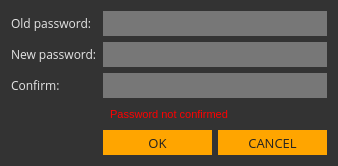
Before: the Qt Designer form src/gui/ui/changepassworddialog.ui in ConcealNetwork/conceal-desktop, drawn with Qt 5.
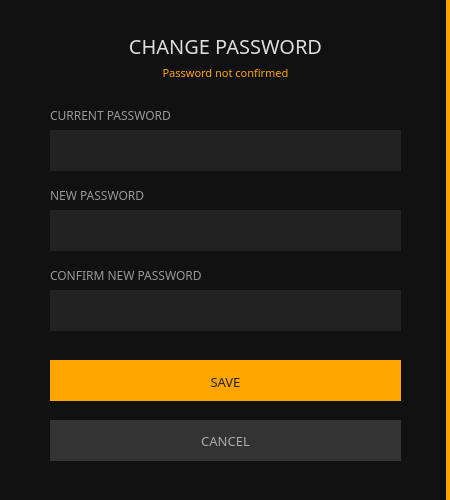
After: the same form once the commit is applied.

```diff
--- a/src/gui/ui/changepassworddialog.ui
+++ b/src/gui/ui/changepassworddialog.ui
@@ -6,8 +6,8 @@
    <rect>
     <x>0</x>
     <y>0</y>
-    <width>338</width>
-    <height>166</height>
+    <width>450</width>
+    <height>500</height>
    </rect>
   </property>
   <property name="sizePolicy">
@@ -24,85 +24,69 @@
   </property>
   <property name="maximumSize">
    <size>
-    <width>338</width>
-    <height>16777215</height>
+    <width>450</width>
+    <height>550</height>
    </size>
   </property>
   <property name="windowTitle">
    <string>Change password</string>
   </property>
   <property name="styleSheet">
-   <string notr="true">color: #e5e5e5;
-background-color: #333;</string>
+   <string notr="true">background-color: #111; color: #aaa; border: 0px;</string>
   </property>
   <layout class="QGridLayout" name="gridLayout">
-   <item row="4" column="1">
-    <widget class="QPushButton" name="m_okButton">
-     <property name="enabled">
-      <bool>false</bool>
-     </property>
-     <property name="minimumSize">
-      <size>
-       <width>0</width>
-       <height>25</height>
-      </size>
-     </property>
-     <property name="font">
-      <font>
-       <family>Open Sans</family>
-       <pointsize>10</pointsize>
-      </font>
-     </property>
-     <property name="styleSheet">
-      <string notr="true">color: #222; border-radius: 0px; border: 0px solid; background-color: orange;</string>
-     </property>
-     <property name="text">
-      <string>OK</string>
-     </property>
-     <property name="default">
-      <bool>true</bool>
-     </property>
-    </widget>
-   </item>
-   <item row="2" column="1" colspan="2">
-    <widget class="QLineEdit" name="m_newPasswordConfirmationEdit">
-     <property name="minimumSize">
-      <size>
-       <width>0</width>
-       <height>25</height>
-      </size>
-     </property>
-     <property name="font">
-      <font>
-       <family>Open Sans</family>
-       <pointsize>9</pointsize>
-      </font>
-     </property>
+   <property name="leftMargin">
+    <number>0</number>
+   </property>
+   <property name="topMargin">
+    <number>0</number>
+   </property>
+   <property name="rightMargin">
+    <number>0</number>
+   </property>
+   <property name="bottomMargin">
+    <number>0</number>
+   </property>
+   <item row="0" column="0" colspan="2">
+    <widget class="QGroupBox" name="groupBox">
      <property name="styleSheet">
-      <string notr="true">color: #e5e5e5;
-background-color: #777;
-border: 0px;</string>
+      <string notr="true">background-color: #111; border-right: 4px solid orange;</string>
      </property>
-     <property name="echoMode">
-      <enum>QLineEdit::Password</enum>
+     <property name="title">
+      <string/>
      </property>
-    </widget>
-   </item>
-   <item row="0" column="0">
     <widget class="QLabel" name="label_3">
+      <property name="geometry">
+       <rect>
+        <x>50</x>
+        <y>100</y>
+        <width>131</width>
+        <height>31</height>
+       </rect>
+      </property>
      <property name="font">
       <font>
-       <family>Open Sans</family>
+        <family>Poppins</family>
        <pointsize>9</pointsize>
       </font>
      </property>
+      <property name="styleSheet">
+       <string notr="true">color: #999;
+border-right: 0px;</string>
+      </property>
      <property name="text">
-      <string>Old password:</string>
-     </property>
-    </widget>
-   </item>
-   <item row="0" column="1" colspan="2">
+       <string>CURRENT PASSWORD</string>
+      </property>
+     </widget>
     <widget class="QLineEdit" name="m_oldPasswordEdit">
+      <property name="geometry">
+       <rect>
+        <x>50</x>
+        <y>130</y>
+        <width>351</width>
+        <height>41</height>
+       </rect>
+      </property>
      <property name="minimumSize">
       <size>
        <width>0</width>
@@ -111,44 +95,29 @@
      </property>
      <property name="font">
       <font>
-       <family>Open Sans</family>
+        <family>Poppins</family>
        <pointsize>9</pointsize>
       </font>
      </property>
      <property name="styleSheet">
-      <string notr="true">color: #e5e5e5;
-background-color: #777;
-border: 0px;</string>
+       <string notr="true">background-color: #222;
+border-right: 0px;
+color: #e5e5e5;
+padding: 5px;</string>
      </property>
      <property name="echoMode">
       <enum>QLineEdit::Password</enum>
      </property>
     </widget>
-   </item>
-   <item row="4" column="2">
-    <widget class="QPushButton" name="m_cancelButton">
-     <property name="minimumSize">
-      <size>
-       <width>0</width>
-       <height>25</height>
-      </size>
-     </property>
-     <property name="font">
-      <font>
-       <family>Open Sans</family>
-       <pointsize>10</pointsize>
-      </font>
-     </property>
-     <property name="styleSheet">
-      <string notr="true">color: #222; border-radius: 0px; border: 0px solid; background-color: orange;</string>
-     </property>
-     <property name="text">
-      <string>CANCEL</string>
-     </property>
-    </widget>
-   </item>
-   <item row="1" column="0">
     <widget class="QLabel" name="label">
+      <property name="geometry">
+       <rect>
+        <x>50</x>
+        <y>180</y>
+        <width>111</width>
+        <height>31</height>
+       </rect>
+      </property>
      <property name="sizePolicy">
       <sizepolicy hsizetype="Maximum" vsizetype="Preferred">
        <horstretch>0</horstretch>
@@ -157,17 +126,27 @@
      </property>
      <property name="font">
       <font>
-       <family>Open Sans</family>
+        <family>Poppins</family>
        <pointsize>9</pointsize>
       </font>
      </property>
+      <property name="styleSheet">
+       <string notr="true">color: #999;
+border-right: 0px;</string>
+      </property>
      <property name="text">
-      <string>New password:</string>
-     </property>
-    </widget>
-   </item>
-   <item row="1" column="1" colspan="2">
+       <string>NEW PASSWORD</string>
+      </property>
+     </widget>
     <widget class="QLineEdit" name="m_newPasswordEdit">
+      <property name="geometry">
+       <rect>
+        <x>50</x>
+        <y>210</y>
+        <width>351</width>
+        <height>41</height>
+       </rect>
+      </property>
      <property name="sizePolicy">
       <sizepolicy hsizetype="Expanding" vsizetype="Fixed">
        <horstretch>0</horstretch>
@@ -182,22 +161,29 @@
      </property>
      <property name="font">
       <font>
-       <family>Open Sans</family>
+        <family>Poppins</family>
        <pointsize>9</pointsize>
       </font>
      </property>
      <property name="styleSheet">
-      <string notr="true">color: #e5e5e5;
-background-color: #777;
-border: 0px;</string>
+       <string notr="true">background-color: #222;
+border-right: 0px;
+color: #e5e5e5;
+padding: 5px;</string>
      </property>
      <property name="echoMode">
       <enum>QLineEdit::Password</enum>
      </property>
     </widget>
-   </item>
-   <item row="2" column="0">
     <widget class="QLabel" name="label_2">
+      <property name="geometry">
+       <rect>
+        <x>50</x>
+        <y>260</y>
+        <width>151</width>
+        <height>31</height>
+       </rect>
+      </property>
      <property name="sizePolicy">
       <sizepolicy hsizetype="Maximum" vsizetype="Preferred">
        <horstretch>0</horstretch>
@@ -206,19 +192,61 @@
      </property>
      <property name="font">
       <font>
-       <family>Open Sans</family>
+        <family>Poppins</family>
        <pointsize>9</pointsize>
       </font>
      </property>
+      <property name="styleSheet">
+       <string notr="true">color: #999;
+border-right: 0px;</string>
+      </property>
      <property name="text">
-      <string>Confirm:</string>
-     </property>
-    </widget>
-   </item>
-   <item row="3" column="0" colspan="3">
+       <string>CONFIRM NEW PASSWORD</string>
+      </property>
+     </widget>
+     <widget class="QLineEdit" name="m_newPasswordConfirmationEdit">
+      <property name="geometry">
+       <rect>
+        <x>50</x>
+        <y>290</y>
+        <width>351</width>
+        <height>41</height>
+       </rect>
+      </property>
+      <property name="minimumSize">
+       <size>
+        <width>0</width>
+        <height>25</height>
+       </size>
+      </property>
+      <property name="font">
+       <font>
+        <family>Poppins</family>
+        <pointsize>9</pointsize>
+       </font>
+      </property>
+      <property name="styleSheet">
+       <string notr="true">background-color: #222;
+border-right: 0px;
+color: #e5e5e5;
+padding: 5px;</string>
+      </property>
+      <property name="echoMode">
+       <enum>QLineEdit::Password</enum>
+      </property>
+     </widget>
     <widget class="QLabel" name="m_errorLabel">
+      <property name="geometry">
+       <rect>
+        <x>50</x>
+        <y>60</y>
+        <width>351</width>
+        <height>25</height>
+       </rect>
+      </property>
      <property name="font">
       <font>
+        <family>Poppins</family>
        <pointsize>-1</pointsize>
        <weight>50</weight>
        <italic>false</italic>
@@ -226,7 +254,7 @@
       </font>
      </property>
      <property name="styleSheet">
-      <string notr="true">color: #ff0000; font: 11px;</string>
+       <string notr="true">color: orange; font: 11px; font-family: Poppins; border-right: 0px;</string>
      </property>
      <property name="text">
       <string>Password not confirmed</string>
@@ -235,6 +263,98 @@
       <set>Qt::AlignCenter</set>
      </property>
     </widget>
+     <widget class="QPushButton" name="m_okButton">
+      <property name="enabled">
+       <bool>false</bool>
+      </property>
+      <property name="geometry">
+       <rect>
+        <x>50</x>
+        <y>360</y>
+        <width>351</width>
+        <height>41</height>
+       </rect>
+      </property>
+      <property name="minimumSize">
+       <size>
+        <width>0</width>
+        <height>25</height>
+       </size>
+      </property>
+      <property name="font">
+       <font>
+        <family>Poppins</family>
+        <pointsize>10</pointsize>
+       </font>
+      </property>
+      <property name="styleSheet">
+       <string notr="true">color: #222; background-color: orange; border-top: 3px solid orange;
+border-right: 0px;ont-size: 13px;
+font-family: Poppins;</string>
+      </property>
+      <property name="text">
+       <string>SAVE</string>
+      </property>
+      <property name="default">
+       <bool>true</bool>
+      </property>
+     </widget>
+     <widget class="QPushButton" name="m_cancelButton">
+      <property name="geometry">
+       <rect>
+        <x>50</x>
+        <y>420</y>
+        <width>351</width>
+        <height>41</height>
+       </rect>
+      </property>
+      <property name="minimumSize">
+       <size>
+        <width>0</width>
+        <height>25</height>
+       </size>
+      </property>
+      <property name="font">
+       <font>
+        <family>Poppins</family>
+        <pointsize>10</pointsize>
+       </font>
+      </property>
+      <property name="styleSheet">
+       <string notr="true">color: #aaa; background-color: #333; 
+border-right: 0px;</string>
+      </property>
+      <property name="text">
+       <string>CANCEL</string>
+      </property>
+     </widget>
+     <widget class="QLabel" name="label_4">
+      <property name="geometry">
+       <rect>
+        <x>50</x>
+        <y>30</y>
+        <width>351</width>
+        <height>31</height>
+       </rect>
+      </property>
+      <property name="font">
+       <font>
+        <family>Poppins</family>
+        <pointsize>15</pointsize>
+       </font>
+      </property>
+      <property name="styleSheet">
+       <string notr="true">color: #ddd;
+border-right: 0px;</string>
+      </property>
+      <property name="text">
+       <string>CHANGE PASSWORD</string>
+      </property>
+      <property name="alignment">
+       <set>Qt::AlignCenter</set>
+      </property>
+     </widget>
+    </widget>
    </item>
   </layout>
  </widget>
```
Left out of the diff: 7 changed lines with no effect on the pictures. Lines whose indentation alone changed are shown as unchanged.
